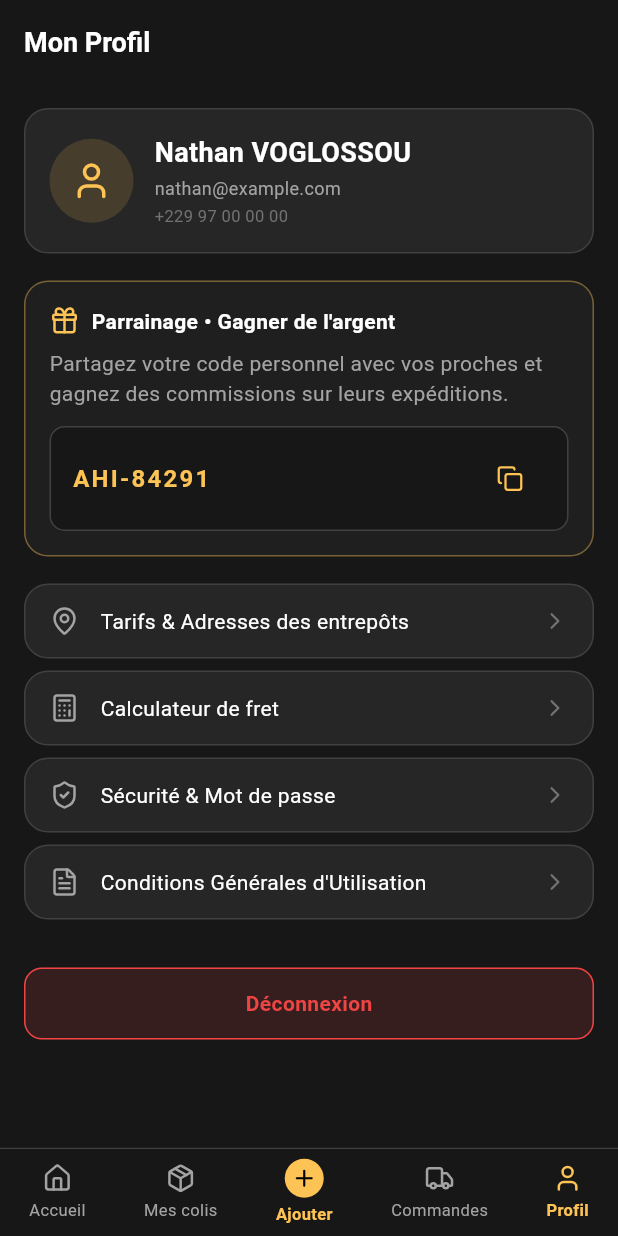
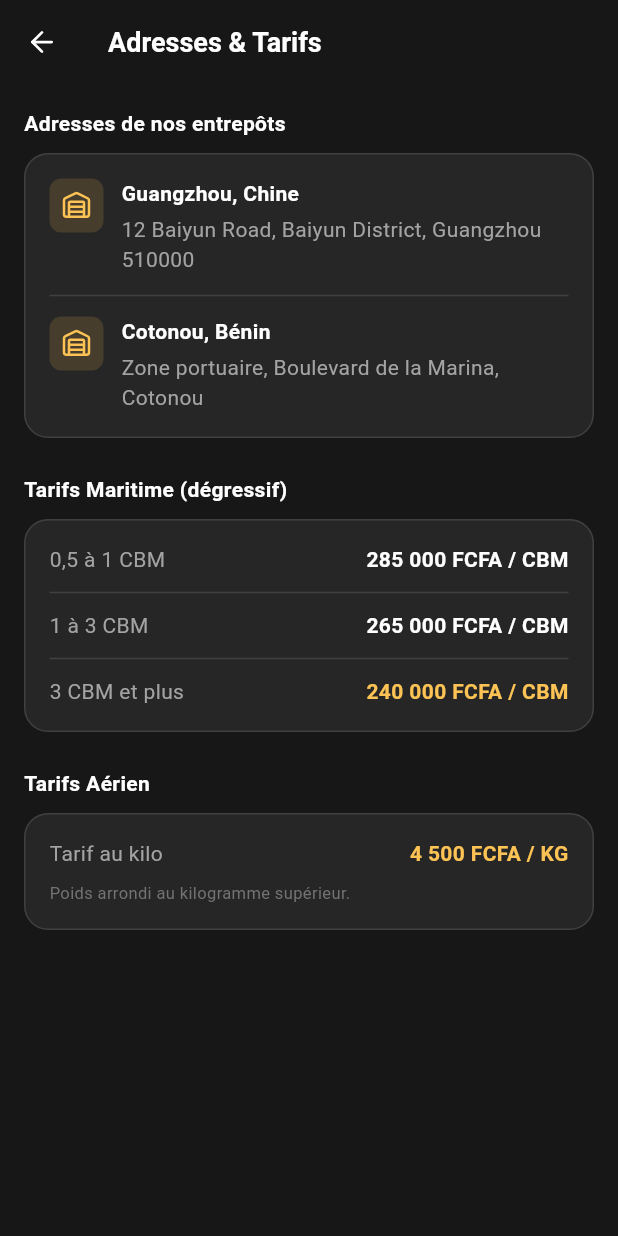
Before and after one commit to VOGLOSSOU/ahiyoyo-mobile-app, a Flutter app: the ProfileScreen screen opened by its route, after a tap on "Tarifs & Adresses des entrepôts", on a phone screen of 412 x 824 dp. Run offline on Flutter 3.47's test engine with Material 3 defaults, Android fonts, the phone set to English and light mode, and no system bars; our stand-ins replace dio, flutter_lucide, flutter_riverpod, flutter_secure_storage, go_router, shared_preferences; accounts and stored records are empty.

Commit message:
quelues correctonnnn

```diff
--- a/lib/app/router/app_router.dart
+++ b/lib/app/router/app_router.dart
@@ -7,6 +7,7 @@ import '../../features/notifications/presentation/screens/notifications_screen.d
 import '../../features/orders/presentation/screens/orders_screen.dart';
 import '../../features/parcels/presentation/screens/parcels_screen.dart';
 import '../../features/settings/presentation/screens/profile_screen.dart';
+import '../../features/settings/presentation/screens/tariffs_screen.dart';
 import '../../features/tracking/presentation/screens/tracking_screen.dart';
 import '../../features/onboarding/presentation/screens/onboarding_screen.dart';
 import '../../features/onboarding/presentation/screens/splash_screen.dart';
@@ -87,6 +88,11 @@ final GoRouter appRouter = GoRouter(
     ),
     GoRoute(
       parentNavigatorKey: _rootNavigatorKey,
+      path: AppRoutes.tariffs,
+      builder: (context, state) => const TariffsScreen(),
+    ),
+    GoRoute(
+      parentNavigatorKey: _rootNavigatorKey,
       path: AppRoutes.onboarding,
       builder: (context, state) => const OnboardingScreen(),
     ),
--- a/lib/app/shell/app_shell.dart
+++ b/lib/app/shell/app_shell.dart
@@ -175,17 +175,18 @@ class _NavItem extends StatelessWidget {
                 decoration: const BoxDecoration(color: AppColors.primary, shape: BoxShape.circle),
                 child: const Icon(LucideIcons.plus, size: 17, color: AppColors.onPrimary),
               )
-            else
+            else ...[
               Icon(icon, size: 20, color: color),
               const SizedBox(height: 3),
               Text(
                 label,
                 style: TextStyle(
                   fontSize: 11,
-                color: isAction ? AppColors.primary : color,
-                fontWeight: selected || isAction ? FontWeight.w600 : FontWeight.normal,
+                  color: color,
+                  fontWeight: selected ? FontWeight.w600 : FontWeight.normal,
                 ),
               ),
+            ],
           ],
         ),
       ),
--- a/lib/features/home/presentation/screens/home_screen.dart
+++ b/lib/features/home/presentation/screens/home_screen.dart
@@ -95,27 +95,28 @@ class HomeScreen extends ConsumerWidget {
         child: Column(
           crossAxisAlignment: CrossAxisAlignment.start,
           children: [
-            // Annonces en cours (groupage maritime / aérien) façon stories
+            // Annonces en cours (groupage maritime / aérien / tarifs) façon stories
             Padding(
               padding: const EdgeInsets.symmetric(horizontal: 16),
-              child: SizedBox(
-                height: 100,
-                child: ListView(
-                  scrollDirection: Axis.horizontal,
+              child: Row(
+                mainAxisAlignment: MainAxisAlignment.spaceBetween,
                 children: [
                   _StoryCircle(
                     icon: LucideIcons.ship,
                     label: 'Groupage maritime',
                     onTap: () => context.push('/sea-groupage/current'),
                   ),
-                    const SizedBox(width: 16),
                   _StoryCircle(
                     icon: LucideIcons.plane,
                     label: 'Groupage aérien',
                     onTap: () => context.push('/air-offers/current'),
                   ),
+                  _StoryCircle(
+                    icon: LucideIcons.map_pin,
+                    label: 'Adresses & tarifs',
+                    onTap: () => context.push(AppRoutes.tariffs),
+                  ),
                 ],
-                ),
               ),
             ),
             const SizedBox(height: 10),
@@ -177,7 +178,7 @@ class HomeScreen extends ConsumerWidget {
                         child: _QuickActionCard(
                           icon: LucideIcons.package_plus,
                           title: 'Nouvelle expédition',
-                          subtitle: 'Bateau ou avion',
+                          subtitle: 'Enregistrer vos colis prêts à être expédiés',
                           onTap: () {},
                         ),
                       ),
@@ -186,7 +187,7 @@ class HomeScreen extends ConsumerWidget {
                         child: _QuickActionCard(
                           icon: LucideIcons.file_text,
                           title: 'Demande de devis',
-                          subtitle: 'Achat & Sourcing',
+                          subtitle: 'Demander un devis pour une commande',
                           onTap: () {},
                         ),
                       ),
@@ -389,7 +390,7 @@ class _QuickActionCard extends StatelessWidget {
           const SizedBox(height: 12),
           Text(title, style: AppTypography.titleSmall, maxLines: 1, overflow: TextOverflow.ellipsis),
           const SizedBox(height: 2),
-          Text(subtitle, style: AppTypography.captionTertiary, maxLines: 1, overflow: TextOverflow.ellipsis),
+          Text(subtitle, style: AppTypography.captionTertiary, maxLines: 2, overflow: TextOverflow.ellipsis),
         ],
       ),
     );
--- a/lib/features/settings/presentation/screens/profile_screen.dart
+++ b/lib/features/settings/presentation/screens/profile_screen.dart
@@ -1,5 +1,7 @@
 import 'package:flutter/material.dart';
 import 'package:flutter_lucide/flutter_lucide.dart';
+import 'package:go_router/go_router.dart';
+import '../../../../app/router/app_routes.dart';
 import '../../../../app/theme/app_colors.dart';
 import '../../../../app/theme/app_typography.dart';
 import '../../../../core/widgets/ahiyoyo_button.dart';
@@ -107,7 +109,7 @@ class ProfileScreen extends StatelessWidget {
           _SettingsTile(
             icon: LucideIcons.map_pin,
             title: 'Tarifs & Adresses des entrepôts',
-            onTap: () {},
+            onTap: () => context.push(AppRoutes.tariffs),
           ),
           _SettingsTile(
             icon: LucideIcons.calculator,
--- /dev/null
+++ b/lib/features/settings/presentation/screens/tariffs_screen.dart
@@ -0,0 +1,150 @@
+import 'package:flutter/material.dart';
+import 'package:flutter_lucide/flutter_lucide.dart';
+import 'package:go_router/go_router.dart';
+import '../../../../app/theme/app_colors.dart';
+import '../../../../app/theme/app_typography.dart';
+import '../../../../core/widgets/ahiyoyo_card.dart';
+
+/// Adresses des entrepôts et barèmes tarifaires (données de démonstration
+/// en attendant le branchement API du Lot 2).
+class TariffsScreen extends StatelessWidget {
+  const TariffsScreen({super.key});
+
+  @override
+  Widget build(BuildContext context) {
+    return Scaffold(
+      appBar: AppBar(
+        leading: IconButton(
+          icon: const Icon(LucideIcons.arrow_left),
+          onPressed: () => context.pop(),
+        ),
+        title: const Text('Adresses & Tarifs', style: AppTypography.titleMedium),
+      ),
+      body: ListView(
+        padding: const EdgeInsets.all(16),
+        children: [
+          const Text('Adresses de nos entrepôts', style: AppTypography.titleSmall),
+          const SizedBox(height: 10),
+          AhiyoyoCard(
+            child: Column(
+              children: [
+                _AddressRow(
+                  icon: LucideIcons.warehouse,
+                  city: 'Guangzhou, Chine',
+                  address: '12 Baiyun Road, Baiyun District, Guangzhou 510000',
+                ),
+                Divider(color: AppColors.border, height: 28),
+                _AddressRow(
+                  icon: LucideIcons.warehouse,
+                  city: 'Cotonou, Bénin',
+                  address: 'Zone portuaire, Boulevard de la Marina, Cotonou',
+                ),
+              ],
+            ),
+          ),
+          const SizedBox(height: 24),
+          const Text('Tarifs Maritime (dégressif)', style: AppTypography.titleSmall),
+          const SizedBox(height: 10),
+          AhiyoyoCard(
+            child: Column(
+              children: [
+                _TariffRow(range: '0,5 à 1 CBM', price: '285 000 FCFA / CBM'),
+                Divider(color: AppColors.border, height: 24),
+                _TariffRow(range: '1 à 3 CBM', price: '265 000 FCFA / CBM'),
+                Divider(color: AppColors.border, height: 24),
+                _TariffRow(range: '3 CBM et plus', price: '240 000 FCFA / CBM', highlighted: true),
+              ],
+            ),
+          ),
+          const SizedBox(height: 24),
+          const Text('Tarifs Aérien', style: AppTypography.titleSmall),
+          const SizedBox(height: 10),
+          AhiyoyoCard(
+            child: Column(
+              crossAxisAlignment: CrossAxisAlignment.start,
+              children: [
+                Row(
+                  mainAxisAlignment: MainAxisAlignment.spaceBetween,
+                  children: [
+                    const Text('Tarif au kilo', style: AppTypography.bodySecondary),
+                    Text(
+                      '4 500 FCFA / KG',
+                      style: AppTypography.bodyMedium.copyWith(color: AppColors.primary, fontWeight: FontWeight.bold),
+                    ),
+                  ],
+                ),
+                const SizedBox(height: 8),
+                const Text(
+                  'Poids arrondi au kilogramme supérieur.',
+                  style: AppTypography.captionTertiary,
+                ),
+              ],
+            ),
+          ),
+          const SizedBox(height: 24),
+        ],
+      ),
+    );
+  }
+}
+
+class _AddressRow extends StatelessWidget {
+  final IconData icon;
+  final String city;
+  final String address;
+
+  const _AddressRow({required this.icon, required this.city, required this.address});
+
+  @override
+  Widget build(BuildContext context) {
+    return Row(
+      crossAxisAlignment: CrossAxisAlignment.start,
+      children: [
+        Container(
+          padding: const EdgeInsets.all(8),
+          decoration: BoxDecoration(
+            color: AppColors.primaryMuted,
+            borderRadius: BorderRadius.circular(8),
+          ),
+          child: Icon(icon, size: 20, color: AppColors.primary),
+        ),
+        const SizedBox(width: 12),
+        Expanded(
+          child: Column(
+            crossAxisAlignment: CrossAxisAlignment.start,
+            children: [
+              Text(city, style: AppTypography.titleSmall),
+              const SizedBox(height: 4),
+              Text(address, style: AppTypography.bodySecondary),
+            ],
+          ),
+        ),
+      ],
+    );
+  }
+}
+
+class _TariffRow extends StatelessWidget {
+  final String range;
+  final String price;
+  final bool highlighted;
+
+  const _TariffRow({required this.range, required this.price, this.highlighted = false});
+
+  @override
+  Widget build(BuildContext context) {
+    return Row(
+      mainAxisAlignment: MainAxisAlignment.spaceBetween,
+      children: [
+        Text(range, style: AppTypography.bodySecondary),
+        Text(
+          price,
+          style: AppTypography.bodyMedium.copyWith(
+            color: highlighted ? AppColors.primary : AppColors.textPrimary,
+            fontWeight: FontWeight.bold,
+          ),
+        ),
+      ],
+    );
+  }
+}
```
Lines whose indentation alone changed are shown as unchanged.
